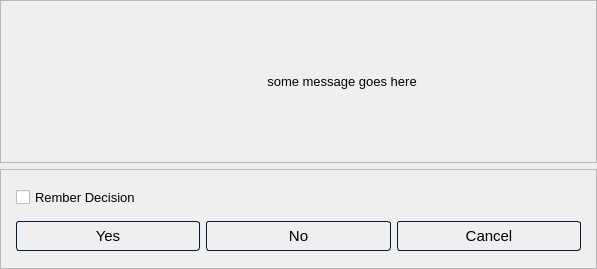
Above: src/qt/custom_dialog.ui from okeefo/music-catalogue before the change. Below: the same form after it.
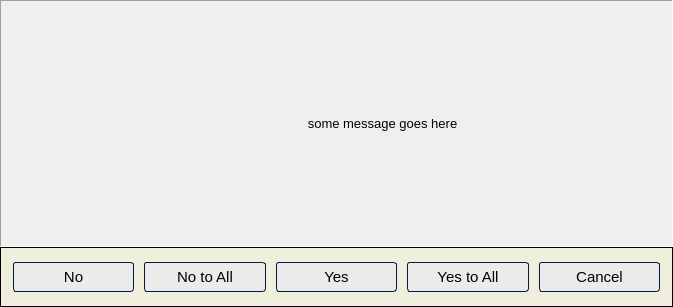
That is the form after the change. Icons and pictures are not drawn.

Commit message: simplified custom dialogue box

Patch:
```diff
--- a/src/qt/custom_dialog.ui
+++ b/src/qt/custom_dialog.ui
@@ -6,8 +6,8 @@
    <rect>
     <x>0</x>
     <y>0</y>
-    <width>597</width>
-    <height>269</height>
+    <width>673</width>
+    <height>307</height>
    </rect>
   </property>
   <property name="minimumSize">
@@ -135,6 +135,9 @@
 </string>
   </property>
   <layout class="QVBoxLayout" name="verticalLayout_2">
+   <property name="spacing">
+    <number>0</number>
+   </property>
    <property name="leftMargin">
     <number>0</number>
    </property>
@@ -149,11 +152,14 @@
    </property>
    <item>
     <widget class="QFrame" name="frame_2">
+     <property name="styleSheet">
+      <string notr="true"/>
+     </property>
      <property name="frameShape">
-      <enum>QFrame::StyledPanel</enum>
+      <enum>QFrame::Panel</enum>
      </property>
      <property name="frameShadow">
-      <enum>QFrame::Raised</enum>
+      <enum>QFrame::Sunken</enum>
      </property>
      <layout class="QHBoxLayout" name="horizontalLayout">
       <property name="spacing">
@@ -166,7 +172,7 @@
        <number>10</number>
       </property>
       <property name="rightMargin">
-       <number>15</number>
+       <number>10</number>
       </property>
       <property name="bottomMargin">
        <number>10</number>
@@ -250,69 +256,67 @@
      <property name="minimumSize">
       <size>
        <width>0</width>
-       <height>100</height>
+       <height>50</height>
       </size>
      </property>
      <property name="maximumSize">
       <size>
        <width>16777215</width>
-       <height>100</height>
+       <height>60</height>
       </size>
      </property>
+     <property name="styleSheet">
+      <string notr="true">QFrame{
+	background-color:rgb(240, 239, 222)
+}
+QPushButton{
+	background-color:rgb(235, 235, 235)
+}
+
+
+</string>
+     </property>
      <property name="frameShape">
-      <enum>QFrame::StyledPanel</enum>
+      <enum>QFrame::Box</enum>
      </property>
      <property name="frameShadow">
-      <enum>QFrame::Raised</enum>
+      <enum>QFrame::Plain</enum>
      </property>
      <layout class="QVBoxLayout" name="verticalLayout">
+      <property name="spacing">
+       <number>10</number>
+      </property>
+      <property name="sizeConstraint">
+       <enum>QLayout::SetDefaultConstraint</enum>
+      </property>
       <property name="leftMargin">
-       <number>15</number>
+       <number>5</number>
       </property>
       <property name="topMargin">
-       <number>10</number>
+       <number>0</number>
       </property>
       <property name="rightMargin">
-       <number>15</number>
+       <number>5</number>
       </property>
       <property name="bottomMargin">
-       <number>10</number>
+       <number>0</number>
       </property>
-      <item>
-       <widget class="QCheckBox" name="checkbox_remember">
-        <property name="font">
-         <font>
-          <pointsize>10</pointsize>
-          <weight>50</weight>
-          <bold>false</bold>
-         </font>
-        </property>
-        <property name="text">
-         <string>Rember Decision</string>
-        </property>
-       </widget>
-      </item>
       <item>
        <layout class="QHBoxLayout" name="horizontalLayout_2">
-        <item>
-         <widget class="QPushButton" name="button_yes">
-          <property name="font">
-           <font>
-            <pointsize>11</pointsize>
-            <weight>50</weight>
-            <bold>false</bold>
-           </font>
-          </property>
-          <property name="text">
-           <string>Yes</string>
-          </property>
-          <property name="flat">
-           <bool>true</bool>
-          </property>
-         </widget>
-        </item>
+        <property name="leftMargin">
+         <number>7</number>
+        </property>
+        <property name="rightMargin">
+         <number>7</number>
+        </property>
         <item>
          <widget class="QPushButton" name="button_no">
+          <property name="minimumSize">
+           <size>
+            <width>120</width>
+            <height>0</height>
+           </size>
+          </property>
           <property name="font">
            <font>
             <pointsize>11</pointsize>
@@ -328,8 +332,73 @@
           </property>
          </widget>
         </item>
+        <item>
+         <widget class="QPushButton" name="button_no_all">
+          <property name="minimumSize">
+           <size>
+            <width>120</width>
+            <height>0</height>
+           </size>
+          </property>
+          <property name="font">
+           <font>
+            <pointsize>11</pointsize>
+           </font>
+          </property>
+          <property name="text">
+           <string>No to All</string>
+          </property>
+         </widget>
+        </item>
+        <item>
+         <widget class="QPushButton" name="button_yes">
+          <property name="minimumSize">
+           <size>
+            <width>120</width>
+            <height>0</height>
+           </size>
+          </property>
+          <property name="font">
+           <font>
+            <pointsize>11</pointsize>
+            <weight>50</weight>
+            <bold>false</bold>
+           </font>
+          </property>
+          <property name="text">
+           <string>Yes</string>
+          </property>
+          <property name="flat">
+           <bool>true</bool>
+          </property>
+         </widget>
+        </item>
+        <item>
+         <widget class="QPushButton" name="button_yes_all">
+          <property name="minimumSize">
+           <size>
+            <width>120</width>
+            <height>0</height>
+           </size>
+          </property>
+          <property name="font">
+           <font>
+            <pointsize>11</pointsize>
+           </font>
+          </property>
+          <property name="text">
+           <string>Yes to All</string>
+          </property>
+         </widget>
+        </item>
         <item>
          <widget class="QPushButton" name="button_cancel">
+          <property name="minimumSize">
+           <size>
+            <width>120</width>
+            <height>0</height>
+           </size>
+          </property>
           <property name="font">
            <font>
             <pointsize>11</pointsize>
```
The commit also changes 6 other files.
